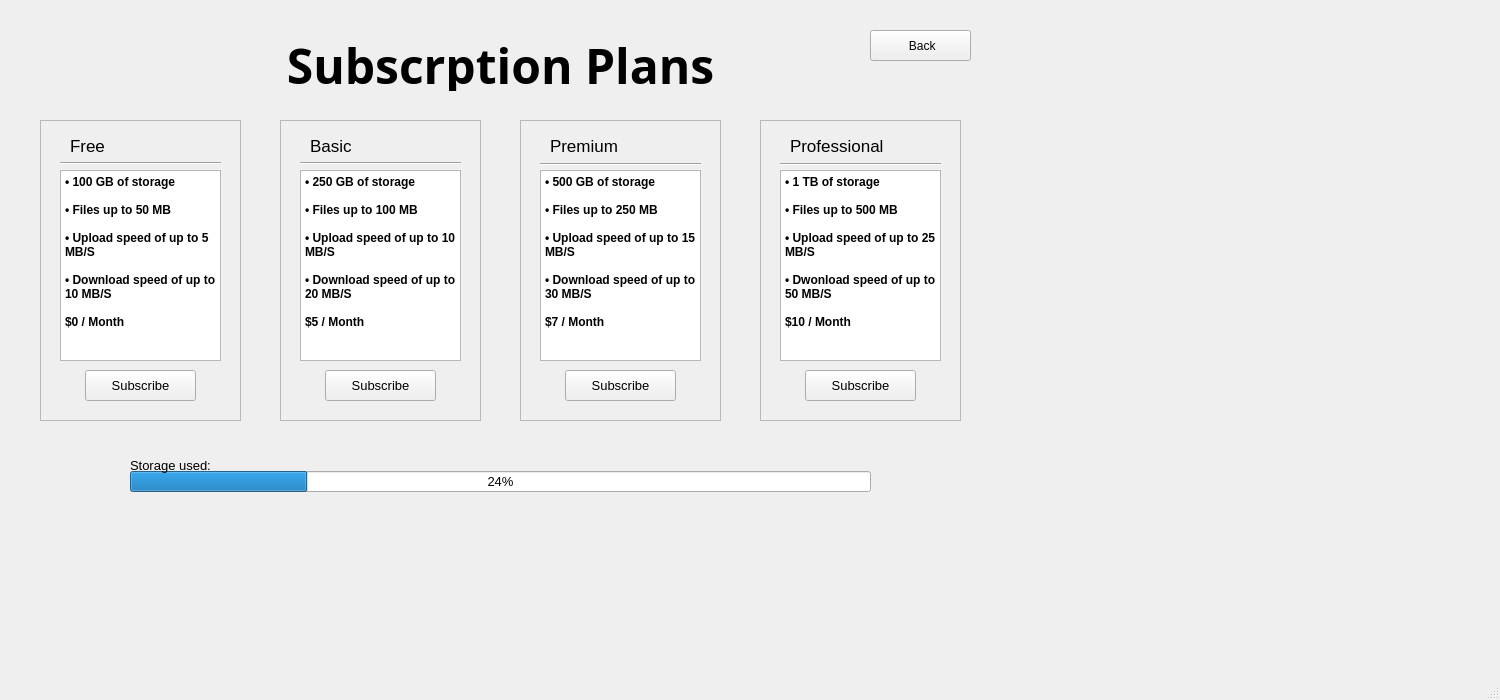
Old version of the form Main/client/gui/ui/subscription.ui in the repository SuperName3102/Final-Project.
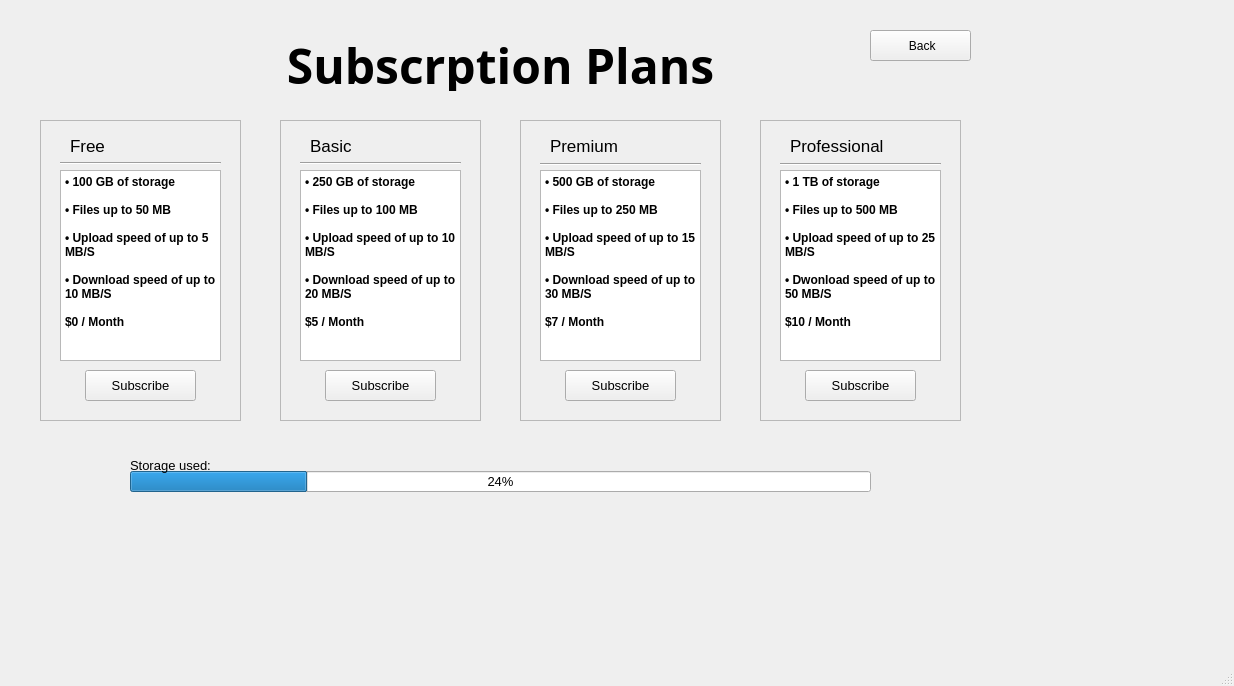
New version of the form.

Patch:
```diff
--- a/Main/client/gui/ui/subscription.ui
+++ b/Main/client/gui/ui/subscription.ui
@@ -6,8 +6,8 @@
    <rect>
     <x>0</x>
     <y>0</y>
-    <width>1500</width>
-    <height>700</height>
+    <width>1234</width>
+    <height>686</height>
    </rect>
   </property>
   <property name="windowTitle">
```
